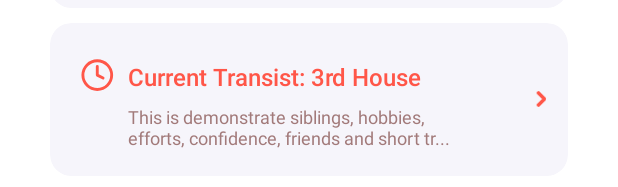
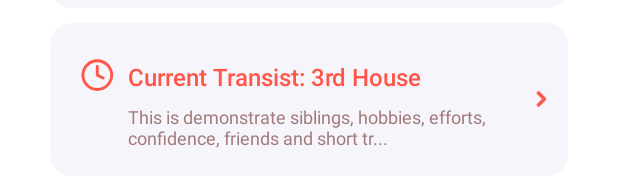
Before and after one commit to MrAbubakr04/Android_proects, an Android app: the layout activity_news.xml on its own in the app's theme, with its tools: preview values and no code run, on a phone screen of 412 x 824 dp. Shown: the part 722-909 px from the top of the screen. Run offline under Robolectric (Android 15) with nearby library versions, the phone set to English and light mode, and no system bars.

Commit message:
proect_2

```diff
--- a/app/src/main/res/layout/activity_news.xml
+++ b/app/src/main/res/layout/activity_news.xml
@@ -297,8 +297,8 @@
                 android:layout_marginHorizontal="5dp"
                 app:cardBackgroundColor="#F6F5FB">
                 <RelativeLayout
-                    android:layout_width="wrap_content"
-                    android:layout_height="100dp"
+                    android:layout_width="match_parent"
+                    android:layout_height="wrap_content"
                     >
                     <TextView
                         android:id="@+id/text_1"
@@ -319,9 +319,9 @@
                         android:layout_width="match_parent"
                         android:layout_height="wrap_content"
                         android:layout_marginTop="50dp"
+                        android:layout_alignParentBottom="true"
                         android:layout_alignParentTop="true"
                         android:layout_alignStart="@id/text_1"
-                        android:paddingBottom="16dp"
                         android:fontFamily="sans-serif"
                         android:text="Lorem ipsum dolor sit amet, consectetur
 adipscing elit. Ut vel odio en urna ultrice..."
@@ -370,25 +370,27 @@ adipscing elit. Ut vel odio en urna ultrice..."
                     android:layout_gravity="center">
 
                     <TextView
+                        android:id="@+id/text_2"
+                        android:layout_marginStart="32dp"
                         android:layout_alignParentTop="true"
-                        android:layout_alignLeft="@id/img2"
+                        android:layout_alignStart="@id/img2"
                         android:layout_alignParentEnd="true"
                         android:fontFamily="sans-serif-medium"
                         android:text="Current Transist: 3rd House"
                         android:textColor="#FF5648"
                         android:textSize="16sp"
                         android:layout_marginTop="24dp"
-                        android:layout_marginStart="32dp"
+
                         android:layout_width="match_parent"
                         android:layout_height="wrap_content"
                         />
 
                     <TextView
-                        android:layout_width="220dp"
+                        android:layout_width="match_parent"
                         android:layout_height="wrap_content"
-                        android:layout_marginStart="52dp"
-                        android:layout_alignParentStart="true"
+                        android:layout_alignStart="@id/text_2"
                         android:layout_alignParentBottom="true"
+                        android:layout_marginTop="50dp"
                         android:fontFamily="sans-serif"
                         android:text="This is demonstrate siblings, hobbies,
 efforts, confidence, friends and short tr..."
@@ -407,6 +409,7 @@ efforts, confidence, friends and short tr..."
                         android:src="@drawable/clock1" />
                     <ImageView
                         android:layout_width="12dp"
+
                         android:layout_height="12dp"
                         android:layout_marginTop="44dp"
                         android:layout_marginEnd="12dp"
```
